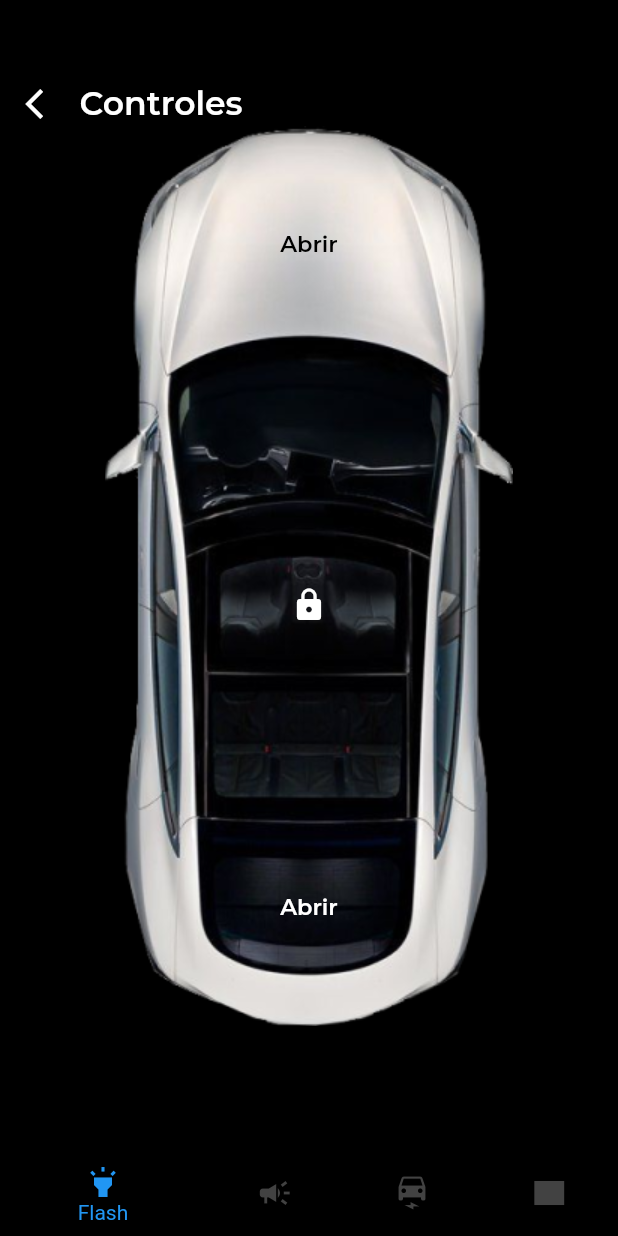
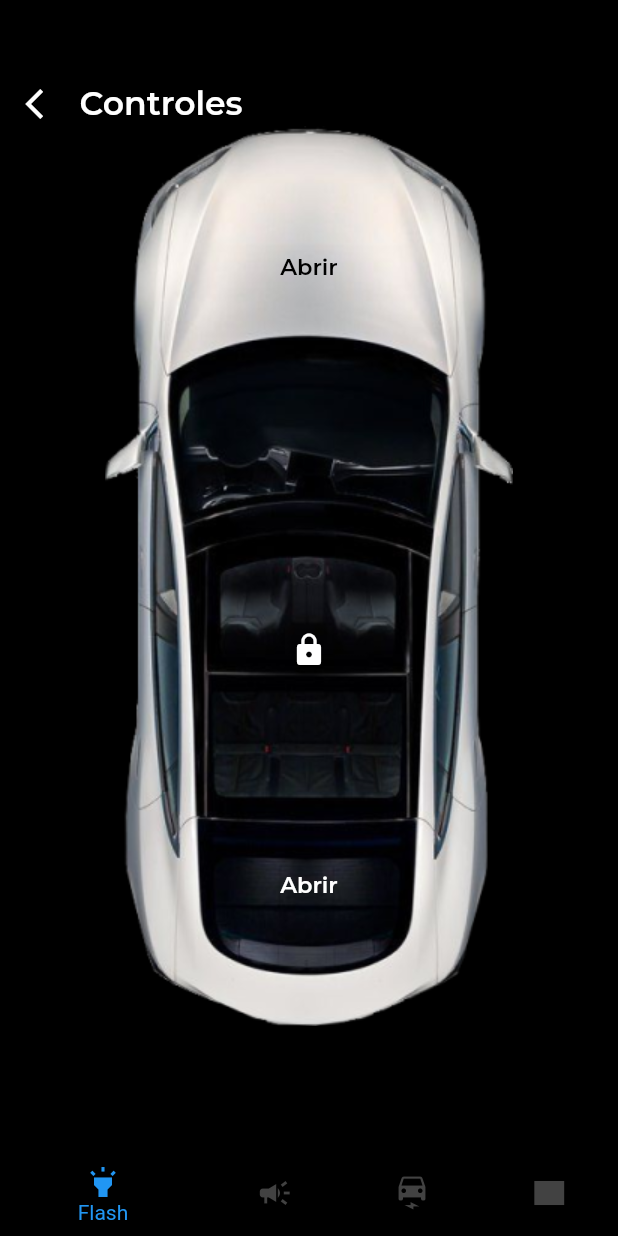
Before and after one commit to MateoOrtiz10/actividad_2, a Flutter app: the PrincipalScreen screen opened by its route, after a tap on "Controles", on a phone screen of 412 x 824 dp. Run offline on Flutter 3.47's test engine with Material 2 defaults, Android fonts, the light colour scheme and no system bars; our stand-ins replace animate_do, audioplayers; missing offline and left inert: dart:ffi.

Commit message:
Cambios en pantallas

```diff
--- a/lib/screens/control_screen.dart
+++ b/lib/screens/control_screen.dart
@@ -38,7 +38,7 @@ class _ControlScreenState extends State<ControlScreen> {
             TextOpen(),
             SizedBox(height: 220),
             Icon(Icons.lock, color: Colors.white),
-            SizedBox(height: 180),
+            SizedBox(height: 120),
             TextOpen2(),
           ],
         ),
--- a/lib/widgets/bar_buttons.dart
+++ b/lib/widgets/bar_buttons.dart
@@ -39,7 +39,6 @@ class BarButton extends StatelessWidget {
         ),
         SizedBox(width: 30),
           MaterialButton(
-          focusColor: Colors.blue,
           minWidth: 30,
           onPressed: (){},
           child: Row(
--- a/lib/widgets/text_open.dart
+++ b/lib/widgets/text_open.dart
@@ -5,6 +5,7 @@ class TextOpen extends StatelessWidget {
 
   @override
   Widget build(BuildContext context) {
-    return Text('Abrir', style: TextStyle(color:Colors.black, fontFamily: 'Montserrat', fontSize: 15),);
+    return TextButton( child: Text('Abrir', style: TextStyle(color:Colors.black, fontFamily: 'Montserrat', fontSize: 15)), onPressed: () {} );
+
   }
 }
--- a/lib/widgets/text_open2.dart
+++ b/lib/widgets/text_open2.dart
@@ -5,6 +5,6 @@ class TextOpen2 extends StatelessWidget {
 
   @override
   Widget build(BuildContext context) {
-    return Text('Abrir', style: TextStyle(color:Colors.white, fontFamily: 'Montserrat', fontSize: 15),);
+    return TextButton( child: Text('Abrir', style: TextStyle(color:Colors.white, fontFamily: 'Montserrat', fontSize: 15)), onPressed: () {} );
   }
 }
```
